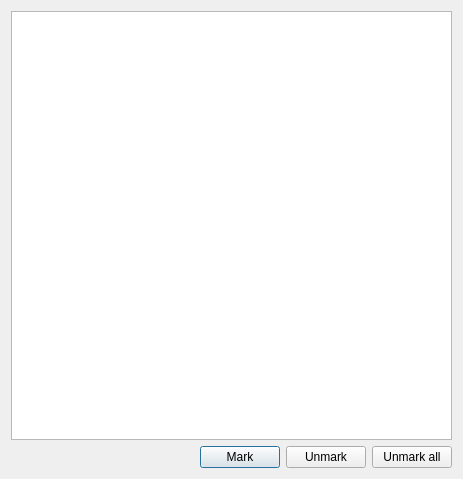
This is Learn_Words_App_0_0_1/listwidget.ui in Sautenko-Andrey/learn_words_app as Qt 5 draws it before an edit. The edited form follows.
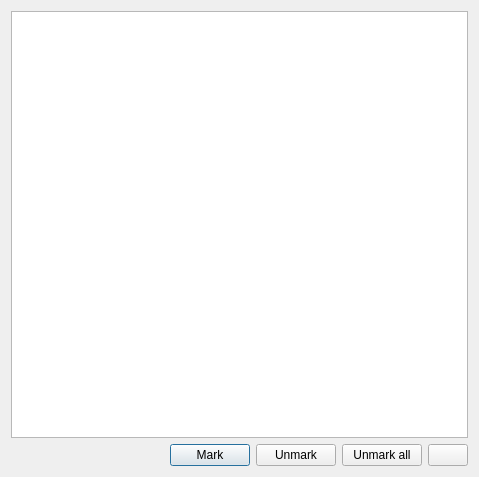
This is the edited form.

```diff
--- a/Learn_Words_App_0_0_1/listwidget.ui
+++ b/Learn_Words_App_0_0_1/listwidget.ui
@@ -6,8 +6,8 @@
    <rect>
     <x>0</x>
     <y>0</y>
-    <width>463</width>
-    <height>479</height>
+    <width>479</width>
+    <height>477</height>
    </rect>
   </property>
   <property name="windowTitle">
@@ -55,6 +55,13 @@
          </property>
         </widget>
        </item>
+       <item>
+        <widget class="QPushButton" name="reloadButton">
+         <property name="text">
+          <string/>
+         </property>
+        </widget>
+       </item>
       </layout>
      </item>
     </layout>
```
